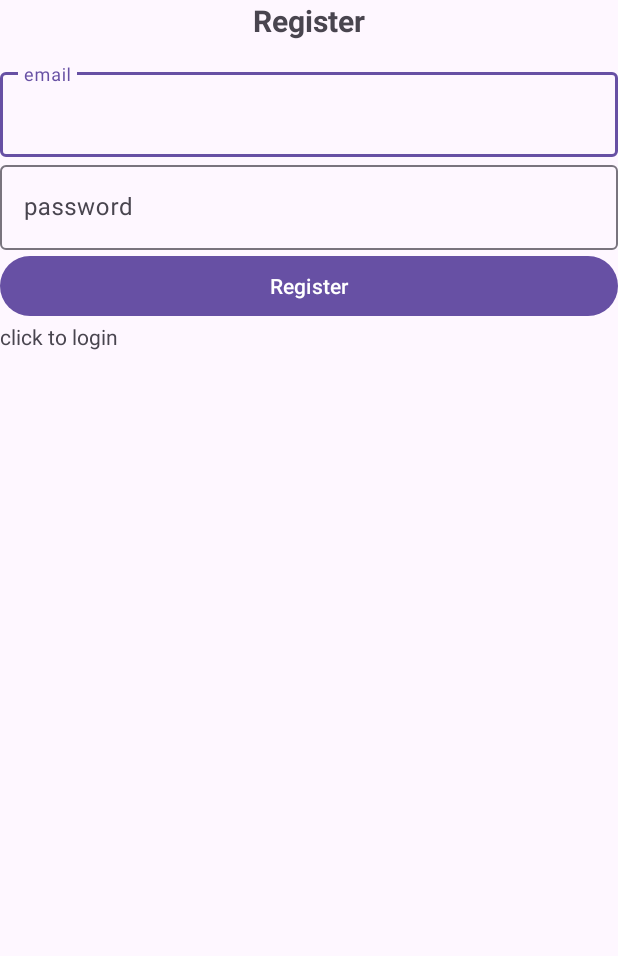
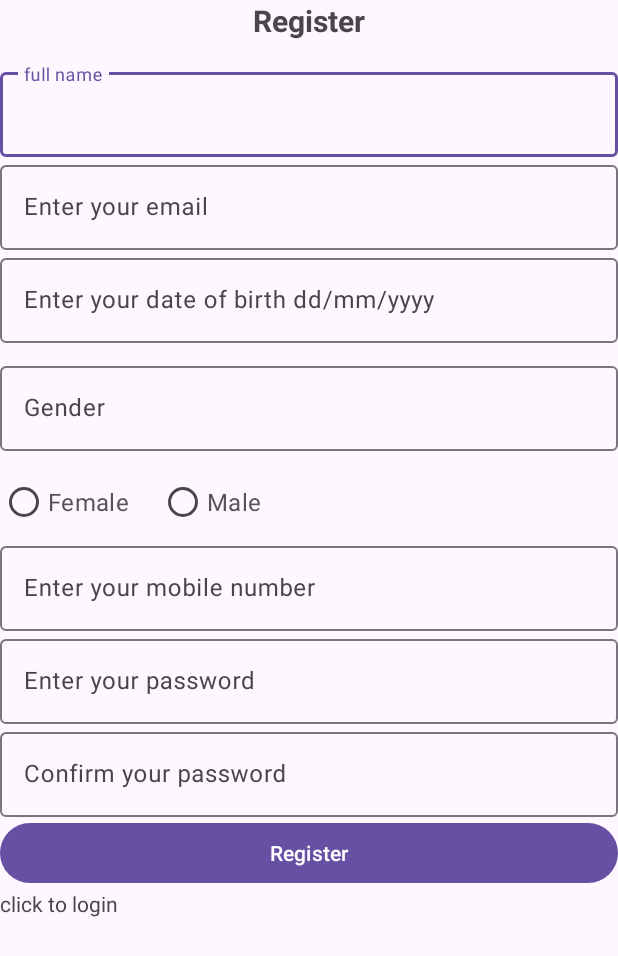
Before and after one commit to Maramjlassi/iotapp, an Android app: the screen it shows after launch (Register), after a tap on "click to register", on a phone screen of 412 x 824 dp. Shown: the top 956 px of the screen. Run offline under Robolectric (Android 15) with nearby library versions, the phone set to English and light mode, and no system bars; our stand-ins replace Firebase (no records; nobody signed in at launch, a user with empty details on screens opened directly); 1 other tap on this screen came first.

Commit message:
register developed

```diff
--- a/app/src/main/AndroidManifest.xml
+++ b/app/src/main/AndroidManifest.xml
@@ -14,9 +14,10 @@
         android:supportsRtl="true"
         android:theme="@style/Theme.MyApplication"
         tools:targetApi="31">
+
         <activity
             android:name=".Register"
-            android:exported="false" />
+            android:exported="true" />
         <activity
             android:name=".Login"
             android:exported="true">
@@ -28,9 +29,7 @@
         </activity>
         <activity
             android:name=".MainActivity"
-            android:exported="true">
-
-        </activity>
+            android:exported="true"></activity>
     </application>
 
 </manifest>
--- a/app/src/main/java/com/example/myapplication/Register.java
+++ b/app/src/main/java/com/example/myapplication/Register.java
@@ -23,7 +23,7 @@ import static android.content.ContentValues.TAG;
 
 public class Register extends AppCompatActivity {
 
-    TextInputEditText editTextEmail , editTextPassword;
+    TextInputEditText editTextName, editTextEmail , editTextPassword;
     Button buttonReg;
     FirebaseAuth auth;
     ProgressBar progressBar;
@@ -47,14 +47,15 @@ public class Register extends AppCompatActivity {
         super.onCreate(savedInstanceState);
         setContentView(R.layout.activity_register);
         auth=FirebaseAuth.getInstance();
-        editTextEmail = findViewById(R.id.email);
-        editTextPassword = findViewById(R.id.password);
+        editTextName = findViewById(R.id.editText_register_full_name);
+        editTextEmail = findViewById(R.id.editText_register_email);
+        editTextPassword = findViewById(R.id.editText_register_password);
         buttonReg = findViewById(R.id.btn_register);
         progressBar =findViewById(R.id.progressBar);
         textview=findViewById(R.id.loginNow);
 
         textview.setOnClickListener(new View.OnClickListener() {
-          @Override
+            @Override
             public void onClick(View v) {
                 Intent intent = new Intent(getApplicationContext(),Login.class);
                 startActivity(intent);
@@ -97,7 +98,7 @@ public class Register extends AppCompatActivity {
                                     Toast.makeText(Register.this, "failed to create.",
                                             Toast.LENGTH_SHORT).show();
                                     //Toast.makeText(Register.this, "Registration failed: " + task.getException().getMessage(),
-                                      //      Toast.LENGTH_SHORT).show();
+                                    //      Toast.LENGTH_SHORT).show();
 
                                 }
                             }
--- a/app/src/main/res/layout/activity_login.xml
+++ b/app/src/main/res/layout/activity_login.xml
@@ -38,6 +38,7 @@
         <com.google.android.material.textfield.TextInputEditText
             android:id="@+id/password"
             android:hint="@string/password"
+            android:inputType="textPassword"
             android:layout_width="match_parent"
             android:layout_height="wrap_content">
 
--- a/app/src/main/res/layout/activity_register.xml
+++ b/app/src/main/res/layout/activity_register.xml
@@ -6,7 +6,7 @@
     android:layout_height="match_parent"
     android:orientation="vertical"
     android:layout_gravity="center"
-    tools:context=".Register">
+    tools:context=".Registerr">
 
     <TextView
         android:text="@string/register"
@@ -16,13 +16,28 @@
         android:layout_marginBottom="15dp"
         android:layout_width="match_parent"
         android:layout_height="wrap_content" />
+
     <com.google.android.material.textfield.TextInputLayout
         android:layout_width="match_parent"
         android:layout_height="wrap_content">
 
         <com.google.android.material.textfield.TextInputEditText
-            android:id="@+id/email"
-            android:hint="@string/email"
+            android:id="@+id/editText_register_full_name"
+            android:hint="full name"
+            android:layout_width="match_parent"
+            android:layout_height="wrap_content">
+
+        </com.google.android.material.textfield.TextInputEditText>
+    </com.google.android.material.textfield.TextInputLayout>
+
+    <com.google.android.material.textfield.TextInputLayout
+        android:layout_width="match_parent"
+        android:layout_height="wrap_content">
+
+        <com.google.android.material.textfield.TextInputEditText
+            android:id="@+id/editText_register_email"
+            android:hint="Enter your email"
+            android:inputType="textEmailAddress"
             android:layout_width="match_parent"
             android:layout_height="wrap_content">
 
@@ -36,8 +51,92 @@
         android:layout_height="wrap_content">
 
         <com.google.android.material.textfield.TextInputEditText
-            android:id="@+id/password"
-            android:hint="@string/password"
+            android:id="@+id/editText_register_dob"
+            android:hint="Enter your date of birth dd/mm/yyyy"
+            android:inputType="date"
+            android:layout_width="match_parent"
+            android:layout_height="wrap_content">
+
+        </com.google.android.material.textfield.TextInputEditText>
+    </com.google.android.material.textfield.TextInputLayout>
+
+    <com.google.android.material.textfield.TextInputLayout
+        android:layout_width="match_parent"
+        android:layout_height="wrap_content"
+        android:layout_marginTop="10dp">
+
+        <com.google.android.material.textfield.TextInputEditText
+            android:id="@+id/editText_register_gender"
+            android:hint="Gender"
+            android:inputType="none"
+            android:layout_width="match_parent"
+            android:layout_height="wrap_content"
+            android:textSize="16sp">
+
+        </com.google.android.material.textfield.TextInputEditText>
+    </com.google.android.material.textfield.TextInputLayout>
+
+    <RadioGroup
+        android:layout_width="match_parent"
+        android:layout_height="wrap_content"
+        android:orientation="horizontal"
+        android:id="@+id/radio_group_register_gender"
+        android:layout_marginTop="10dp">
+
+        <RadioButton
+            android:layout_width="wrap_content"
+            android:layout_height="wrap_content"
+            android:id="@+id/radio_female"
+            android:text="Female"
+            android:textSize="16sp"
+            android:textColor="#555555"/>
+
+        <RadioButton
+            android:layout_width="wrap_content"
+            android:layout_height="wrap_content"
+            android:id="@+id/radio_male"
+            android:text="Male"
+            android:layout_marginLeft="20dp"
+            android:textSize="16sp"
+            android:textColor="#555555"/>
+    </RadioGroup>
+
+    <com.google.android.material.textfield.TextInputLayout
+        android:layout_width="match_parent"
+        android:layout_height="wrap_content">
+
+        <com.google.android.material.textfield.TextInputEditText
+            android:id="@+id/editText_register_mobile"
+            android:hint="Enter your mobile number"
+            android:inputType="phone"
+            android:layout_width="match_parent"
+            android:layout_height="wrap_content">
+
+        </com.google.android.material.textfield.TextInputEditText>
+    </com.google.android.material.textfield.TextInputLayout>
+
+    <com.google.android.material.textfield.TextInputLayout
+        android:layout_width="match_parent"
+        android:layout_height="wrap_content">
+
+        <com.google.android.material.textfield.TextInputEditText
+            android:id="@+id/editText_register_password"
+            android:hint="Enter your password"
+            android:inputType="textPassword"
+            android:layout_width="match_parent"
+            android:layout_height="wrap_content">
+
+        </com.google.android.material.textfield.TextInputEditText>
+    </com.google.android.material.textfield.TextInputLayout>
+
+    <com.google.android.material.textfield.TextInputLayout
+        android:layout_width="match_parent"
+        android:layout_height="wrap_content">
+
+        <com.google.android.material.textfield.TextInputEditText
+            android:id="@+id/editText_confirm_password"
+            android:hint="Confirm your password"
+            android:inputType="textPassword"
             android:layout_width="match_parent"
             android:layout_height="wrap_content">
 
@@ -62,9 +161,4 @@
         android:layout_width="wrap_content"
         android:layout_height="wrap_content"></TextView>
 
-
-
-
-
-
 </LinearLayout>
--- a/app/src/main/res/values/colors.xml
+++ b/app/src/main/res/values/colors.xml
@@ -2,4 +2,5 @@
 <resources>
     <color name="black">#FF000000</color>
     <color name="white">#FFFFFFFF</color>
+    <color name="light_gray">#009C9C9C</color>
 </resources>
```
